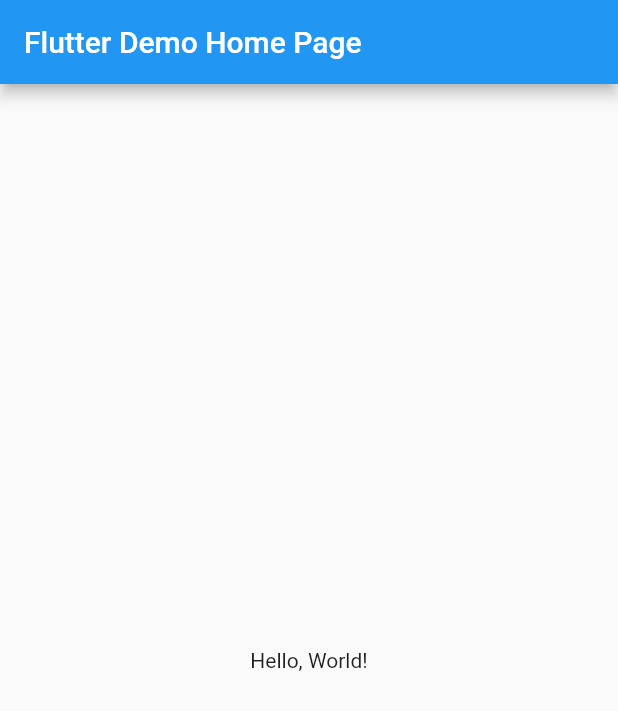
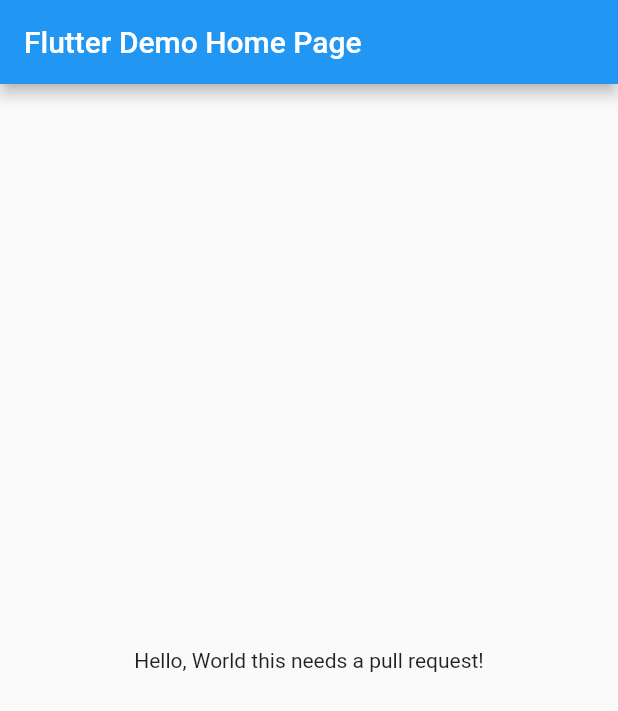
Before and after one commit to austimkelly/flutter_hello_world, a Flutter app: the screen it shows after launch, on a phone screen of 412 x 824 dp. Shown: the top 711 px of the screen. Run offline on Flutter 3.47's test engine with Material 2 defaults, Android fonts, the phone set to English and light mode, and no system bars.

```diff
--- a/lib/main.dart
+++ b/lib/main.dart
@@ -33,7 +33,7 @@ class MyHomePage extends StatelessWidget {
       ),
       body: Center(
         child: Text(
-          'Hello, World!',
+          'Hello, World this needs a pull request!',
         ),
       ),
     );
```
Also changed, not shown: 1 other file.
